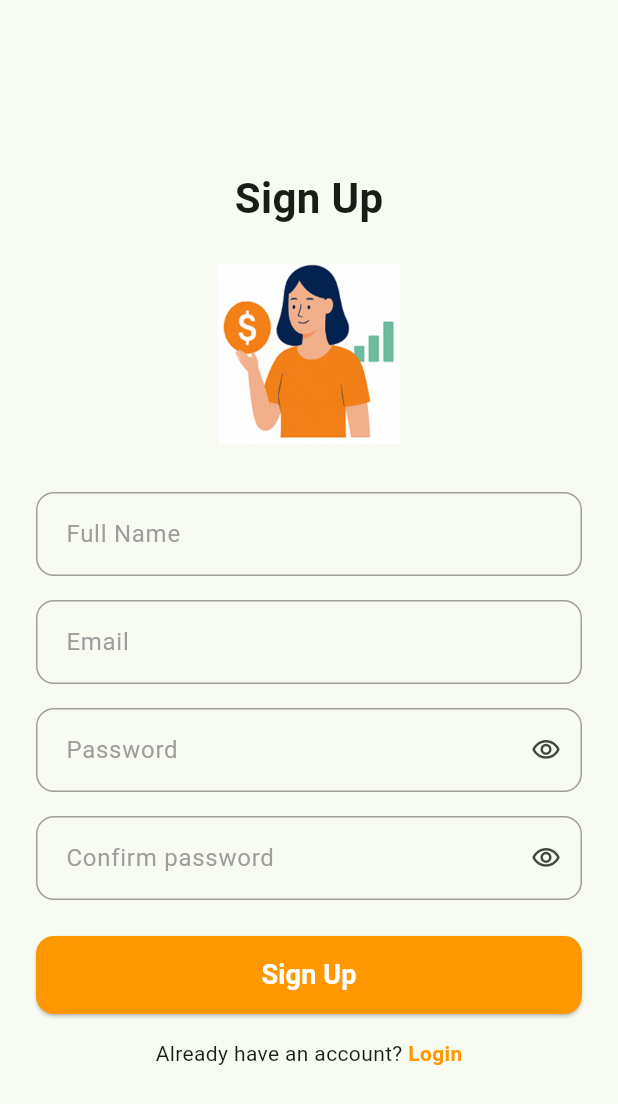
After one commit to Clownnvd/finance_tracker_app, a Flutter app: the SignUpScreen screen opened directly, on a phone screen of 412 x 824 dp. The commit adds this screen. Shown: the top 1104 px of the screen. Run offline on Flutter 3.47's test engine with Material 3 defaults, Android fonts, the phone set to English and light mode, and no system bars; our stand-ins replace flutter_svg, vector_graphics.

Commit message:
sign_up screen

```diff
--- a/lib/feature/users/presentation/pages/login_screen.dart
+++ b/lib/feature/users/presentation/pages/login_screen.dart
@@ -1,5 +1,5 @@
 // Thay đổi đường dẫn import này cho đúng với project của bạn
-import 'package:finance_tracking_app/feature/users/presentation/widgets/CustomTextField.dart';
+import 'package:finance_tracking_app/feature/users/presentation/widgets/custom_text_field.dart';
 import 'package:finance_tracking_app/gen/assets.gen.dart';
 import 'package:flutter/material.dart';
 
@@ -26,9 +26,7 @@ class _LoginScreenState extends State<LoginScreen> {
 
   @override
   Widget build(BuildContext context) {
-    // Khởi tạo Widget ảnh từ Assets Gen
-    // Đảm bảo Assets.images.loginImage tồn tại trong file assets.gen.dart
-    Widget loginImage = Assets.images.loginImage.image(
+    Widget loginImage = Assets.images.loginImg.image(
       width: 240,
       height: 120,
       fit: BoxFit.contain, // Thêm fit để ảnh không bị méo
--- /dev/null
+++ b/lib/feature/users/presentation/pages/sign_up_screen.dart
@@ -0,0 +1,164 @@
+import 'package:finance_tracking_app/feature/users/presentation/widgets/custom_text_field.dart';
+import 'package:finance_tracking_app/gen/assets.gen.dart';
+import 'package:flutter/material.dart';
+
+class SignUpScreen extends StatefulWidget {
+  const SignUpScreen({super.key});
+
+  @override
+  State<SignUpScreen> createState() => _SignUpScreenState();
+}
+
+class _SignUpScreenState extends State<SignUpScreen> {
+  final TextEditingController _fullNameController = TextEditingController();
+  final TextEditingController _emailController = TextEditingController();
+  final TextEditingController _passwordController = TextEditingController();
+  final TextEditingController _confirmPasswordController =
+      TextEditingController();
+
+  bool _showPassword = false;
+  bool _showConfirmPassword = false;
+
+  @override
+  Widget build(BuildContext context) {
+    Widget sign_up_image = Assets.images.signUpImg.image(
+      width: 240,
+      height: 120,
+      fit: BoxFit.contain, // Thêm fit để ảnh không bị méo
+    );
+    return Scaffold(
+      body: SafeArea(
+        child: Center(
+          child: SingleChildScrollView(
+            padding: const EdgeInsets.symmetric(horizontal: 24),
+            child: Column(
+              mainAxisSize: MainAxisSize.min,
+              children: [
+                const SizedBox(height: 16),
+                const Text(
+                  'Sign Up',
+                  style: TextStyle(fontSize: 28, fontWeight: FontWeight.bold),
+                ),
+                const SizedBox(height: 24),
+
+                sign_up_image,
+
+                const SizedBox(height: 32),
+
+                // Full Name
+                CustomTextfield(
+                  hintText: 'Full Name',
+                  obscureText: false,
+                  controller: _fullNameController,
+                  keyboardType: TextInputType.name,
+                ),
+                const SizedBox(height: 16),
+
+                // Email
+                CustomTextfield(
+                  hintText: 'Email',
+                  obscureText: false,
+                  controller: _emailController,
+                  keyboardType: TextInputType.emailAddress,
+                ),
+                const SizedBox(height: 16),
+
+                // Password
+                CustomTextfield(
+                  hintText: 'Password',
+                  obscureText: !_showPassword,
+                  controller: _passwordController,
+                  keyboardType: TextInputType.visiblePassword,
+                  suffixIcon: IconButton(
+                    icon: Icon(
+                      _showPassword
+                          ? Icons.visibility_off_outlined
+                          : Icons.visibility_outlined,
+                      size: 20,
+                    ),
+                    onPressed: () {
+                      setState(() {
+                        _showPassword = !_showPassword;
+                      });
+                    },
+                  ),
+                ),
+                const SizedBox(height: 16),
+
+                // Confirm password
+                CustomTextfield(
+                  hintText: 'Confirm password',
+                  obscureText: !_showConfirmPassword,
+                  controller: _confirmPasswordController,
+                  keyboardType: TextInputType.visiblePassword,
+                  suffixIcon: IconButton(
+                    icon: Icon(
+                      _showConfirmPassword
+                          ? Icons.visibility_off_outlined
+                          : Icons.visibility_outlined,
+                      size: 20,
+                    ),
+                    onPressed: () {
+                      setState(() {
+                        _showConfirmPassword = !_showConfirmPassword;
+                      });
+                    },
+                  ),
+                ),
+                const SizedBox(height: 24),
+
+                // Nút Sign Up
+                SizedBox(
+                  width: double.infinity,
+                  height: 52,
+                  child: ElevatedButton(
+                    style: ElevatedButton.styleFrom(
+                      backgroundColor: Colors.orange,
+                      shape: RoundedRectangleBorder(
+                        borderRadius: BorderRadius.circular(12),
+                      ),
+                    ),
+                    onPressed: () {
+                      // TODO: handle sign up
+                    },
+                    child: const Text(
+                      'Sign Up',
+                      style: TextStyle(
+                        fontSize: 18,
+                        fontWeight: FontWeight.w600,
+                        color: Colors.white,
+                      ),
+                    ),
+                  ),
+                ),
+
+                const SizedBox(height: 16),
+
+                // Text dưới cùng
+                Row(
+                  mainAxisAlignment: MainAxisAlignment.center,
+                  children: [
+                    const Text("Already have an account? "),
+                    GestureDetector(
+                      onTap: () {
+                        // TODO: chuyển sang màn Login
+                      },
+                      child: const Text(
+                        'Login',
+                        style: TextStyle(
+                          color: Colors.orange,
+                          fontWeight: FontWeight.w600,
+                        ),
+                      ),
+                    ),
+                  ],
+                ),
+                const SizedBox(height: 16),
+              ],
+            ),
+          ),
+        ),
+      ),
+    );
+  }
+}
--- a/lib/gen/assets.gen.dart
+++ b/lib/gen/assets.gen.dart
@@ -28,12 +28,16 @@ class $AssetsIconsGen {
 class $AssetsImagesGen {
   const $AssetsImagesGen();
 
-  /// File path: assets/images/loginImage.png
-  AssetGenImage get loginImage =>
-      const AssetGenImage('assets/images/loginImage.png');
+  /// File path: assets/images/login_img.png
+  AssetGenImage get loginImg =>
+      const AssetGenImage('assets/images/login_img.png');
+
+  /// File path: assets/images/sign_up_img.png
+  AssetGenImage get signUpImg =>
+      const AssetGenImage('assets/images/sign_up_img.png');
 
   /// List of all assets
-  List<AssetGenImage> get values => [loginImage];
+  List<AssetGenImage> get values => [loginImg, signUpImg];
 }
 
 class Assets {
```
Also changed, not shown: assets/images/login_img.png (renamed from assets/images/loginImage.png), assets/images/sign_up_img.png (added), lib/feature/users/presentation/widgets/custom_text_field.dart (renamed from lib/feature/users/presentation/widgets/CustomTextField.dart).
